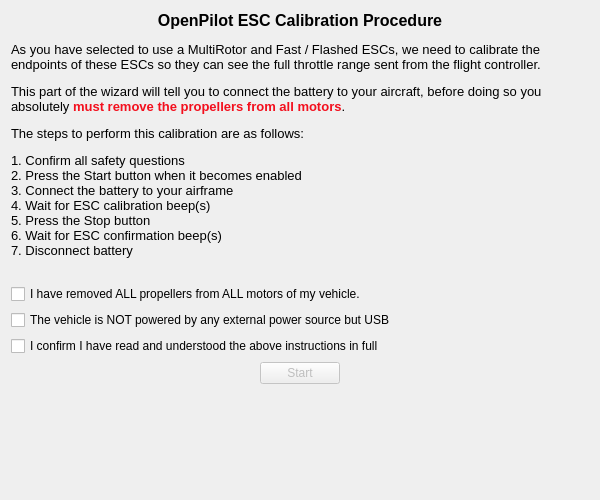
Old version of the form ground/openpilotgcs/src/plugins/setupwizard/pages/esccalibrationpage.ui in the repository openpilot/OpenPilot.
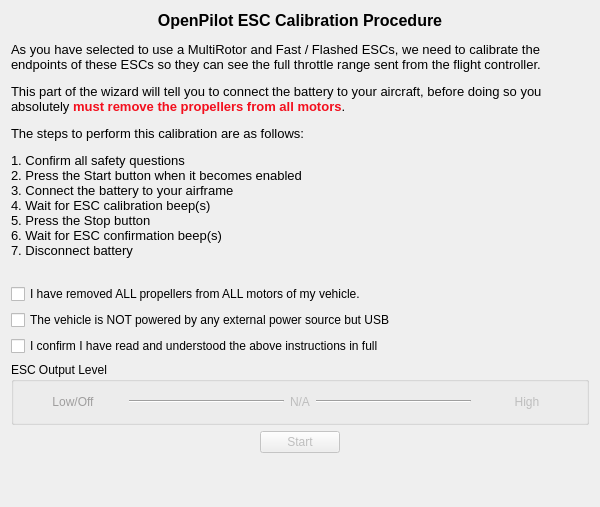
New version of the form.

Commit message: OP-1545 Added GUI to visualize the ESC calibration utput level during calibration.

What changed in the file:
```diff
--- a/ground/openpilotgcs/src/plugins/setupwizard/pages/esccalibrationpage.ui
+++ b/ground/openpilotgcs/src/plugins/setupwizard/pages/esccalibrationpage.ui
@@ -7,7 +7,7 @@
     <x>0</x>
     <y>0</y>
     <width>600</width>
-    <height>500</height>
+    <height>507</height>
    </rect>
   </property>
   <property name="windowTitle">
@@ -64,6 +64,356 @@
      </property>
     </widget>
    </item>
+   <item>
+    <widget class="QGroupBox" name="groupBox">
+     <property name="title">
+      <string>ESC Output Level</string>
+     </property>
+     <layout class="QHBoxLayout" name="horizontalLayout_2">
+      <property name="leftMargin">
+       <number>9</number>
+      </property>
+      <property name="rightMargin">
+       <number>9</number>
+      </property>
+      <property name="bottomMargin">
+       <number>9</number>
+      </property>
+      <item>
+       <widget class="QPushButton" name="outputLow">
+        <property name="enabled">
+         <bool>false</bool>
+        </property>
+        <property name="minimumSize">
+         <size>
+          <width>100</width>
+          <height>22</height>
+         </size>
+        </property>
+        <property name="palette">
+         <palette>
+          <active>
+           <colorrole role="WindowText">
+            <brush brushstyle="SolidPattern">
+             <color alpha="255">
+              <red>255</red>
+              <green>255</green>
+              <blue>255</blue>
+             </color>
+            </brush>
+           </colorrole>
+           <colorrole role="Button">
+            <brush brushstyle="LinearGradientPattern">
+             <gradient startx="0.507000000000000" starty="0.000000000000000" endx="0.507000000000000" endy="0.772000000000000" type="LinearGradient" spread="ReflectSpread" coordinatemode="ObjectBoundingMode">
+              <gradientstop position="0.208955000000000">
+               <color alpha="255">
+                <red>34</red>
+                <green>34</green>
+                <blue>200</blue>
+               </color>
+              </gradientstop>
+              <gradientstop position="0.786070000000000">
+               <color alpha="255">
+                <red>6</red>
+                <green>6</green>
+                <blue>150</blue>
+               </color>
+              </gradientstop>
+             </gradient>
+            </brush>
+           </colorrole>
+           <colorrole role="Text">
+            <brush brushstyle="SolidPattern">
+             <color alpha="255">
+              <red>255</red>
+              <green>255</green>
+              <blue>255</blue>
+             </color>
+            </brush>
+           </colorrole>
+           <colorrole role="ButtonText">
+            <brush brushstyle="SolidPattern">
+             <color alpha="255">
+              <red>255</red>
+              <green>255</green>
+              <blue>255</blue>
+             </color>
+            </brush>
+           </colorrole>
+           <colorrole role="Base">
+            <brush brushstyle="LinearGradientPattern">
+             <gradient startx="0.507000000000000" starty="0.000000000000000" endx="0.507000000000000" endy="0.772000000000000" type="LinearGradient" spread="ReflectSpread" coordinatemode="ObjectBoundingMode">
+              <gradientstop position="0.208955000000000">
+               <color alpha="255">
+                <red>34</red>
+                <green>34</green>
+                <blue>200</blue>
+               </color>
+              </gradientstop>
+              <gradientstop position="0.786070000000000">
+               <color alpha="255">
+                <red>6</red>
+                <green>6</green>
+                <blue>150</blue>
+               </color>
+              </gradientstop>
+             </gradient>
+            </brush>
+           </colorrole>
+           <colorrole role="Window">
+            <brush brushstyle="LinearGradientPattern">
+             <gradient startx="0.507000000000000" starty="0.000000000000000" endx="0.507000000000000" endy="0.772000000000000" type="LinearGradient" spread="ReflectSpread" coordinatemode="ObjectBoundingMode">
+              <gradientstop position="0.208955000000000">
+               <color alpha="255">
+                <red>34</red>
+                <green>34</green>
+                <blue>200</blue>
+               </color>
+              </gradientstop>
+              <gradientstop position="0.786070000000000">
+               <color alpha="255">
+                <red>6</red>
+                <green>6</green>
+                <blue>150</blue>
+               </color>
+              </gradientstop>
+             </gradient>
+            </brush>
+           </colorrole>
+          </active>
+          <inactive>
+           <colorrole role="WindowText">
+            <brush brushstyle="SolidPattern">
+             <color alpha="255">
+              <red>255</red>
+              <green>255</green>
+              <blue>255</blue>
+             </color>
+            </brush>
+           </colorrole>
+           <colorrole role="Button">
+            <brush brushstyle="LinearGradientPattern">
+             <gradient startx="0.507000000000000" starty="0.000000000000000" endx="0.507000000000000" endy="0.772000000000000" type="LinearGradient" spread="ReflectSpread" coordinatemode="ObjectBoundingMode">
+              <gradientstop position="0.208955000000000">
+               <color alpha="255">
+                <red>34</red>
+                <green>34</green>
+                <blue>200</blue>
+               </color>
+              </gradientstop>
+              <gradientstop position="0.786070000000000">
+               <color alpha="255">
+                <red>6</red>
+                <green>6</green>
+                <blue>150</blue>
+               </color>
+              </gradientstop>
+             </gradient>
+            </brush>
+           </colorrole>
+           <colorrole role="Text">
+            <brush brushstyle="SolidPattern">
+             <color alpha="255">
+              <red>255</red>
+              <green>255</green>
+              <blue>255</blue>
+             </color>
+            </brush>
+           </colorrole>
+           <colorrole role="ButtonText">
+            <brush brushstyle="SolidPattern">
+             <color alpha="255">
+              <red>255</red>
+              <green>255</green>
+              <blue>255</blue>
+             </color>
+            </brush>
+           </colorrole>
+           <colorrole role="Base">
+            <brush brushstyle="LinearGradientPattern">
+             <gradient startx="0.507000000000000" starty="0.000000000000000" endx="0.507000000000000" endy="0.772000000000000" type="LinearGradient" spread="ReflectSpread" coordinatemode="ObjectBoundingMode">
+              <gradientstop position="0.208955000000000">
+               <color alpha="255">
+                <red>34</red>
+                <green>34</green>
+                <blue>200</blue>
+               </color>
+              </gradientstop>
+              <gradientstop position="0.786070000000000">
+               <color alpha="255">
+                <red>6</red>
+                <green>6</green>
+                <blue>150</blue>
+               </color>
+              </gradientstop>
+             </gradient>
+            </brush>
+           </colorrole>
+           <colorrole role="Window">
+            <brush brushstyle="LinearGradientPattern">
+             <gradient startx="0.507000000000000" starty="0.000000000000000" endx="0.507000000000000" endy="0.772000000000000" type="LinearGradient" spread="ReflectSpread" coordinatemode="ObjectBoundingMode">
+              <gradientstop position="0.208955000000000">
+               <color alpha="255">
+                <red>34</red>
+                <green>34</green>
+                <blue>200</blue>
+               </color>
+              </gradientstop>
+              <gradientstop position="0.786070000000000">
+               <color alpha="255">
+                <red>6</red>
+                <green>6</green>
+                <blue>150</blue>
+               </color>
+              </gradientstop>
+             </gradient>
+            </brush>
+           </colorrole>
+          </inactive>
+          <disabled>
+           <colorrole role="WindowText">
+            <brush brushstyle="SolidPattern">
+             <color alpha="255">
+              <red>159</red>
+              <green>158</green>
+              <blue>158</blue>
+             </color>
+            </brush>
+           </colorrole>
+           <colorrole role="Button">
+            <brush brushstyle="SolidPattern">
+             <color alpha="255">
+              <red>100</red>
+              <green>150</green>
+              <blue>255</blue>
+             </color>
+            </brush>
+           </colorrole>
+           <colorrole role="Text">
+            <brush brushstyle="SolidPattern">
+             <color alpha="255">
+              <red>159</red>
+              <green>158</green>
+              <blue>158</blue>
+             </color>
+            </brush>
+           </colorrole>
+           <colorrole role="ButtonText">
+            <brush brushstyle="SolidPattern">
+             <color alpha="255">
+              <red>159</red>
+              <green>158</green>
+              <blue>158</blue>
+             </color>
+            </brush>
+           </colorrole>
+           <colorrole role="Base">
+            <brush brushstyle="SolidPattern">
+             <color alpha="255">
+              <red>255</red>
+              <green>255</green>
+              <blue>255</blue>
+             </color>
+            </brush>
+           </colorrole>
+           <colorrole role="Window">
+            <brush brushstyle="SolidPattern">
+             <color alpha="255">
+              <red>242</red>
+              <green>241</green>
+              <blue>240</blue>
+             </color>
+            </brush>
+           </colorrole>
+          </disabled>
+         </palette>
+        </property>
+        <property name="styleSheet">
+         <string notr="true">QPushButton:enabled {
+	background-color: qlineargradient(spread:reflect, x1:0.507, y1:0, x2:0.507, y2:0.772, stop:0.208955 rgba(34, 34, 200, 255), stop:0.78607 rgba(6, 6, 150, 255));
+	color: rgb(255, 255, 255);
+	border-radius: 5;
+}</string>
+        </property>
+        <property name="text">
+         <string>Low/Off</string>
+        </property>
+        <property name="flat">
+         <bool>true</bool>
+        </property>
+       </widget>
+      </item>
+      <item>
+       <widget class="Line" name="line">
+        <property name="sizePolicy">
+         <sizepolicy hsizetype="Expanding" vsizetype="Fixed">
+          <horstretch>0</horstretch>
+          <verstretch>0</verstretch>
+         </sizepolicy>
+        </property>
+        <property name="frameShadow">
+         <enum>QFrame::Sunken</enum>
+        </property>
+        <property name="lineWidth">
+         <number>1</number>
+        </property>
+        <property name="orientation">
+         <enum>Qt::Horizontal</enum>
+        </property>
+       </widget>
+      </item>
+      <item>
+       <widget class="QLabel" name="outputLevel">
+        <property name="enabled">
+         <bool>false</bool>
+        </property>
+        <property name="text">
+         <string>N/A</string>
+        </property>
+       </widget>
+      </item>
+      <item>
+       <widget class="Line" name="line_2">
+        <property name="sizePolicy">
+         <sizepolicy hsizetype="Expanding" vsizetype="Fixed">
+          <horstretch>0</horstretch>
+          <verstretch>0</verstretch>
+         </sizepolicy>
+        </property>
+        <property name="orientation">
+         <enum>Qt::Horizontal</enum>
+        </property>
+       </widget>
+      </item>
+      <item>
+       <widget class="QPushButton" name="outputHigh">
+        <property name="enabled">
+         <bool>false</bool>
+        </property>
+        <property name="minimumSize">
+         <size>
+          <width>100</width>
+          <height>22</height>
+         </size>
+        </property>
+        <property name="styleSheet">
+         <string notr="true">QPushButton:enabled {
+	background-color: qlineargradient(spread:reflect, x1:0.507, y1:0, x2:0.507, y2:0.772, stop:0.208955 rgba(200, 14, 14, 255),  stop:0.78607 rgba(160,  6, 6, 255));
+	color: rgb(255, 255, 255);
+	border-radius: 5;
+}</string>
+        </property>
+        <property name="text">
+         <string>High</string>
+        </property>
+        <property name="flat">
+         <bool>true</bool>
+        </property>
+       </widget>
+      </item>
+     </layout>
+    </widget>
+   </item>
    <item>
     <layout class="QHBoxLayout" name="horizontalLayout">
      <property name="topMargin">
```
The commit also changes 1 other file.
